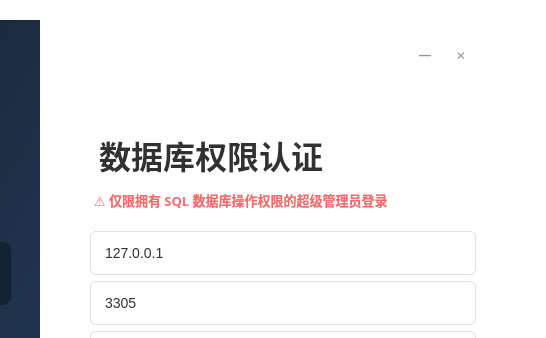
The window that AttendanceServer/ServerLogin.ui (cai-0312/FaceAttendanceSystem) describes before a commit, drawn with Qt 5; both pictures show x 304 to 850 and y 0 to 338 of the 850 by 600 pixel window.
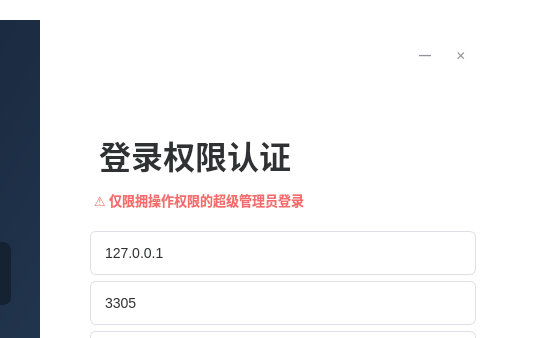
The same window after the commit. Icons and pictures are not drawn.

```diff
--- a/AttendanceServer/ServerLogin.ui
+++ b/AttendanceServer/ServerLogin.ui
@@ -231,7 +231,7 @@
             <string notr="true">color: #303133; border: none; margin-bottom: 5px;</string>
            </property>
            <property name="text">
-            <string>数据库权限认证</string>
+												<string>登录权限认证</string>
            </property>
           </widget>
          </item>
@@ -248,7 +248,7 @@
             <string notr="true">color: #F56C6C; margin-bottom: 15px;</string>
            </property>
            <property name="text">
-            <string>⚠️ 仅限拥有 SQL 数据库操作权限的超级管理员登录</string>
+												<string>⚠️ 仅限拥操作权限的超级管理员登录</string>
            </property>
           </widget>
          </item>
```
Left out of the diff: 8 changed lines with no effect on the pictures. Lines whose indentation alone changed are shown as unchanged.
